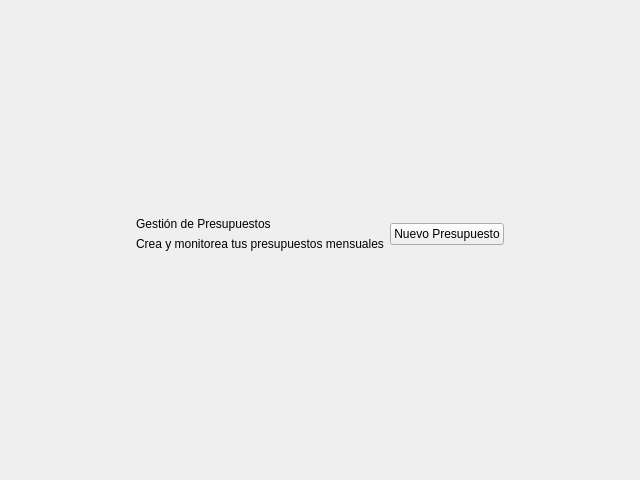
Above: src/vista/sources/panel_presupuestos.ui from sigladon/mi-vaca before the change. Below: the same form after it.
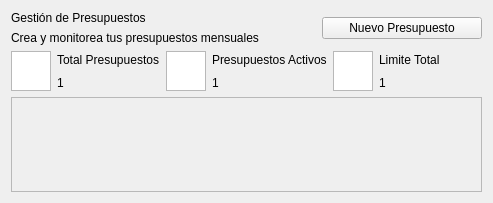
That is the form after the change.

Diff of the .ui file:
```diff
--- a/src/vista/sources/panel_presupuestos.ui
+++ b/src/vista/sources/panel_presupuestos.ui
@@ -6,78 +6,16 @@
    <rect>
     <x>0</x>
     <y>0</y>
-    <width>640</width>
-    <height>480</height>
+    <width>493</width>
+    <height>203</height>
    </rect>
   </property>
   <property name="windowTitle">
    <string>Form</string>
   </property>
-  <layout class="QGridLayout" name="gridLayout_2">
-   <item row="0" column="1">
-    <spacer name="verticalSpacer_2">
-     <property name="orientation">
-      <enum>Qt::Orientation::Vertical</enum>
-     </property>
-     <property name="sizeHint" stdset="0">
-      <size>
-       <width>20</width>
-       <height>192</height>
-      </size>
-     </property>
-    </spacer>
-   </item>
-   <item row="1" column="0">
-    <spacer name="horizontalSpacer">
-     <property name="orientation">
-      <enum>Qt::Orientation::Horizontal</enum>
-     </property>
-     <property name="sizeHint" stdset="0">
-      <size>
-       <width>92</width>
-       <height>20</height>
-      </size>
-     </property>
-    </spacer>
-   </item>
-   <item row="1" column="1">
+  <layout class="QVBoxLayout" name="verticalLayout_4">
+   <item>
     <layout class="QGridLayout" name="gridLayout">
-     <item row="0" column="0">
-      <widget class="QLabel" name="label">
-       <property name="minimumSize">
-        <size>
-         <width>160</width>
-         <height>0</height>
-        </size>
-       </property>
-       <property name="text">
-        <string>Gestión de Presupuestos</string>
-       </property>
-      </widget>
-     </item>
-     <item row="1" column="0">
-      <widget class="QLabel" name="label_2">
-       <property name="minimumSize">
-        <size>
-         <width>160</width>
-         <height>0</height>
-        </size>
-       </property>
-       <property name="text">
-        <string>Crea y monitorea tus presupuestos mensuales</string>
-       </property>
-      </widget>
-     </item>
-     <item row="2" column="0" colspan="2">
-      <widget class="QFrame" name="SeccionPresupuestos">
-       <property name="frameShape">
-        <enum>QFrame::Shape::StyledPanel</enum>
-       </property>
-       <property name="frameShadow">
-        <enum>QFrame::Shadow::Raised</enum>
-       </property>
-      </widget>
-     </item>
      <item row="0" column="1" rowspan="2">
       <widget class="QPushButton" name="btn_agregar_presupuesto">
        <property name="sizePolicy">
@@ -86,48 +24,198 @@
          <verstretch>0</verstretch>
         </sizepolicy>
        </property>
+       <property name="maximumSize">
+        <size>
+         <width>160</width>
+         <height>16777215</height>
+        </size>
+       </property>
        <property name="text">
         <string>Nuevo Presupuesto</string>
        </property>
       </widget>
      </item>
-     <item row="3" column="0" colspan="2">
-      <widget class="QFrame" name="SeccionResumen">
-       <property name="frameShape">
-        <enum>QFrame::Shape::StyledPanel</enum>
+     <item row="0" column="0">
+      <widget class="QLabel" name="label">
+       <property name="minimumSize">
+        <size>
+         <width>160</width>
+         <height>0</height>
+        </size>
        </property>
-       <property name="frameShadow">
-        <enum>QFrame::Shadow::Raised</enum>
+       <property name="text">
+        <string>Gestión de Presupuestos</string>
        </property>
       </widget>
      </item>
+     <item row="1" column="0">
+      <widget class="QLabel" name="label_2">
+       <property name="minimumSize">
+        <size>
+         <width>160</width>
+         <height>0</height>
+        </size>
+       </property>
+       <property name="text">
+        <string>Crea y monitorea tus presupuestos mensuales</string>
+       </property>
+      </widget>
+     </item>
     </layout>
    </item>
-   <item row="1" column="2">
-    <spacer name="horizontalSpacer_2">
-     <property name="orientation">
-      <enum>Qt::Orientation::Horizontal</enum>
-     </property>
-     <property name="sizeHint" stdset="0">
-      <size>
-       <width>91</width>
-       <height>20</height>
-      </size>
-     </property>
-    </spacer>
+   <item>
+    <layout class="QHBoxLayout" name="horizontalLayout_4">
+     <item>
+      <layout class="QHBoxLayout" name="horizontalLayout">
+       <item>
+        <widget class="QGraphicsView" name="gph_icono_total_presupuestos">
+         <property name="maximumSize">
+          <size>
+           <width>40</width>
+           <height>40</height>
+          </size>
+         </property>
+        </widget>
+       </item>
+       <item>
+        <layout class="QVBoxLayout" name="verticalLayout">
+         <item>
+          <widget class="QLabel" name="label_3">
+           <property name="maximumSize">
+            <size>
+             <width>16777215</width>
+             <height>30</height>
+            </size>
+           </property>
+           <property name="text">
+            <string>Total Presupuestos</string>
+           </property>
+          </widget>
+         </item>
+         <item>
+          <widget class="QLabel" name="lbl_total_presupuestos">
+           <property name="maximumSize">
+            <size>
+             <width>16777215</width>
+             <height>30</height>
+            </size>
+           </property>
+           <property name="text">
+            <string>1</string>
+           </property>
+          </widget>
+         </item>
+        </layout>
+       </item>
+      </layout>
+     </item>
+     <item>
+      <layout class="QHBoxLayout" name="horizontalLayout_2">
+       <item>
+        <widget class="QGraphicsView" name="gph_icono_presupuestos_activos">
+         <property name="maximumSize">
+          <size>
+           <width>40</width>
+           <height>40</height>
+          </size>
+         </property>
+        </widget>
+       </item>
+       <item>
+        <layout class="QVBoxLayout" name="verticalLayout_2">
+         <item>
+          <widget class="QLabel" name="label_5">
+           <property name="maximumSize">
+            <size>
+             <width>16777215</width>
+             <height>30</height>
+            </size>
+           </property>
+           <property name="text">
+            <string>Presupuestos Activos</string>
+           </property>
+          </widget>
+         </item>
+         <item>
+          <widget class="QLabel" name="lbl_presupuestos_activos">
+           <property name="maximumSize">
+            <size>
+             <width>16777215</width>
+             <height>30</height>
+            </size>
+           </property>
+           <property name="text">
+            <string>1</string>
+           </property>
+          </widget>
+         </item>
+        </layout>
+       </item>
+      </layout>
+     </item>
+     <item>
+      <layout class="QHBoxLayout" name="horizontalLayout_3">
+       <item>
+        <widget class="QGraphicsView" name="gph_icono_limite_total">
+         <property name="maximumSize">
+          <size>
+           <width>40</width>
+           <height>40</height>
+          </size>
+         </property>
+        </widget>
+       </item>
+       <item>
+        <layout class="QVBoxLayout" name="verticalLayout_3">
+         <item>
+          <widget class="QLabel" name="label_7">
+           <property name="maximumSize">
+            <size>
+             <width>16777215</width>
+             <height>30</height>
+            </size>
+           </property>
+           <property name="text">
+            <string>Limite Total</string>
+           </property>
+          </widget>
+         </item>
+         <item>
+          <widget class="QLabel" name="lbl_limite_total">
+           <property name="maximumSize">
+            <size>
+             <width>16777215</width>
+             <height>30</height>
+            </size>
+           </property>
+           <property name="text">
+            <string>1</string>
+           </property>
+          </widget>
+         </item>
+        </layout>
+       </item>
+      </layout>
+     </item>
+    </layout>
    </item>
-   <item row="2" column="1">
-    <spacer name="verticalSpacer">
-     <property name="orientation">
-      <enum>Qt::Orientation::Vertical</enum>
+   <item>
+    <widget class="QScrollArea" name="contenedor_presupuestos">
+     <property name="widgetResizable">
+      <bool>true</bool>
      </property>
-     <property name="sizeHint" stdset="0">
-      <size>
-       <width>20</width>
-       <height>192</height>
-      </size>
-     </property>
-    </spacer>
+     <widget class="QWidget" name="scrollAreaWidgetContents">
+      <property name="geometry">
+       <rect>
+        <x>0</x>
+        <y>0</y>
+        <width>477</width>
+        <height>83</height>
+       </rect>
+      </property>
+      <layout class="QVBoxLayout" name="verticalLayout_5"/>
+     </widget>
+    </widget>
    </item>
   </layout>
  </widget>
```
